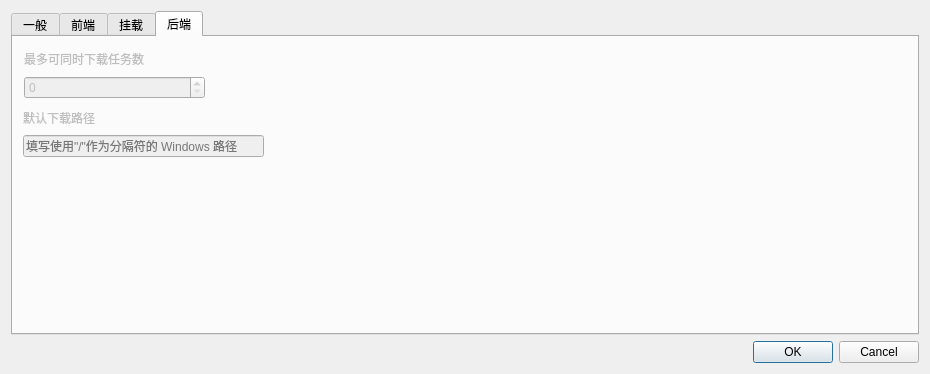
Qt form src/frontend/ui/settings.ui (Xinkai/XwareDesktop) before a commit.
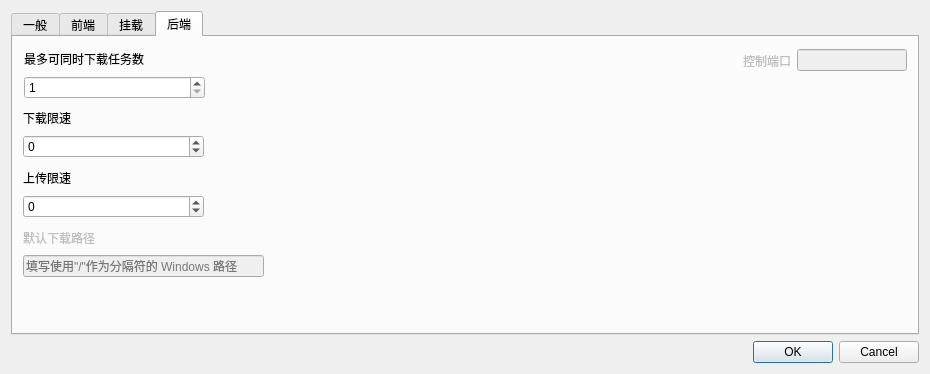
The same form after that commit. The open tabs and pages were chosen to show the change. Icons and pictures are not drawn.

Commit message: etm settings implemented

```diff
--- a/src/frontend/ui/settings.ui
+++ b/src/frontend/ui/settings.ui
@@ -396,7 +396,7 @@
      </widget>
      <widget class="QWidget" name="tab_backend">
       <property name="enabled">
-       <bool>false</bool>
+       <bool>true</bool>
       </property>
       <attribute name="title">
        <string>后端</string>
@@ -412,7 +412,11 @@
        </property>
        <layout class="QGridLayout" name="gridLayout_2">
         <item row="1" column="0">
-         <widget class="QSpinBox" name="spinBox"/>
+         <widget class="QSpinBox" name="spinBox_maxRunningTasksNum">
+          <property name="minimum">
+           <number>1</number>
+          </property>
+         </widget>
         </item>
         <item row="0" column="0">
          <widget class="QLabel" name="label_numMaxRunningTasks">
@@ -430,7 +434,7 @@
        <property name="geometry">
         <rect>
          <x>10</x>
-         <y>70</y>
+         <y>190</y>
          <width>241</width>
          <height>50</height>
         </rect>
@@ -438,6 +442,9 @@
        <layout class="QVBoxLayout" name="verticalLayout">
         <item>
          <widget class="QLabel" name="label_defaultDownloadPath">
+          <property name="enabled">
+           <bool>false</bool>
+          </property>
           <property name="text">
            <string>默认下载路径</string>
           </property>
@@ -448,6 +455,9 @@
         </item>
         <item>
          <widget class="QLineEdit" name="lineEdit_defaultDownloadPath">
+          <property name="enabled">
+           <bool>false</bool>
+          </property>
           <property name="placeholderText">
            <string>填写使用&quot;/&quot;作为分隔符的 Windows 路径</string>
           </property>
@@ -455,6 +465,123 @@
         </item>
        </layout>
       </widget>
+      <widget class="QWidget" name="">
+       <property name="geometry">
+        <rect>
+         <x>10</x>
+         <y>130</y>
+         <width>181</width>
+         <height>51</height>
+        </rect>
+       </property>
+       <layout class="QVBoxLayout" name="verticalLayout_3">
+        <item>
+         <widget class="QLabel" name="label_uSpeedLimit">
+          <property name="text">
+           <string>上传限速</string>
+          </property>
+          <property name="buddy">
+           <cstring>spinBox_uSpeedLimit</cstring>
+          </property>
+         </widget>
+        </item>
+        <item>
+         <widget class="QSpinBox" name="spinBox_uSpeedLimit">
+          <property name="toolTip">
+           <string>无限制设置为-1</string>
+          </property>
+          <property name="minimum">
+           <number>-1</number>
+          </property>
+          <property name="maximum">
+           <number>2048</number>
+          </property>
+          <property name="singleStep">
+           <number>5</number>
+          </property>
+         </widget>
+        </item>
+       </layout>
+      </widget>
+      <widget class="QWidget" name="">
+       <property name="geometry">
+        <rect>
+         <x>10</x>
+         <y>70</y>
+         <width>181</width>
+         <height>51</height>
+        </rect>
+       </property>
+       <layout class="QVBoxLayout" name="verticalLayout_7">
+        <item>
+         <widget class="QLabel" name="label_dSpeedLimit">
+          <property name="text">
+           <string>下载限速</string>
+          </property>
+          <property name="buddy">
+           <cstring>spinBox_dSpeedLimit</cstring>
+          </property>
+         </widget>
+        </item>
+        <item>
+         <widget class="QSpinBox" name="spinBox_dSpeedLimit">
+          <property name="toolTip">
+           <string>无限制设置为-1</string>
+          </property>
+          <property name="minimum">
+           <number>-1</number>
+          </property>
+          <property name="maximum">
+           <number>2048</number>
+          </property>
+          <property name="singleStep">
+           <number>10</number>
+          </property>
+         </widget>
+        </item>
+       </layout>
+      </widget>
+      <widget class="QWidget" name="">
+       <property name="geometry">
+        <rect>
+         <x>730</x>
+         <y>10</y>
+         <width>164</width>
+         <height>27</height>
+        </rect>
+       </property>
+       <layout class="QHBoxLayout" name="horizontalLayout_2">
+        <item>
+         <widget class="QLabel" name="label_rcport">
+          <property name="enabled">
+           <bool>false</bool>
+          </property>
+          <property name="text">
+           <string>控制端口</string>
+          </property>
+          <property name="textFormat">
+           <enum>Qt::PlainText</enum>
+          </property>
+          <property name="buddy">
+           <cstring>lineEdit_rcport</cstring>
+          </property>
+         </widget>
+        </item>
+        <item>
+         <widget class="QLineEdit" name="lineEdit_rcport">
+          <property name="enabled">
+           <bool>false</bool>
+          </property>
+          <property name="maxLength">
+           <number>5</number>
+          </property>
+          <property name="readOnly">
+           <bool>true</bool>
+          </property>
+         </widget>
+        </item>
+       </layout>
+      </widget>
      </widget>
     </widget>
    </item>
```
Left out of the diff: 6 changed lines with no effect on the pictures. The commit also changes 3 other files.
